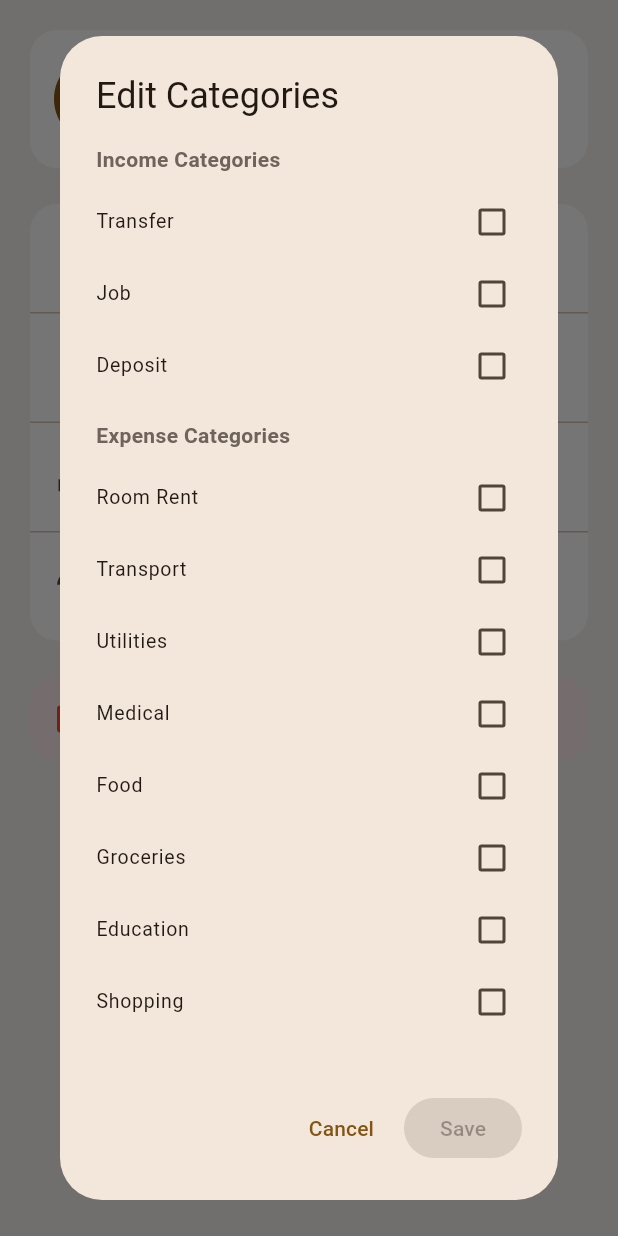
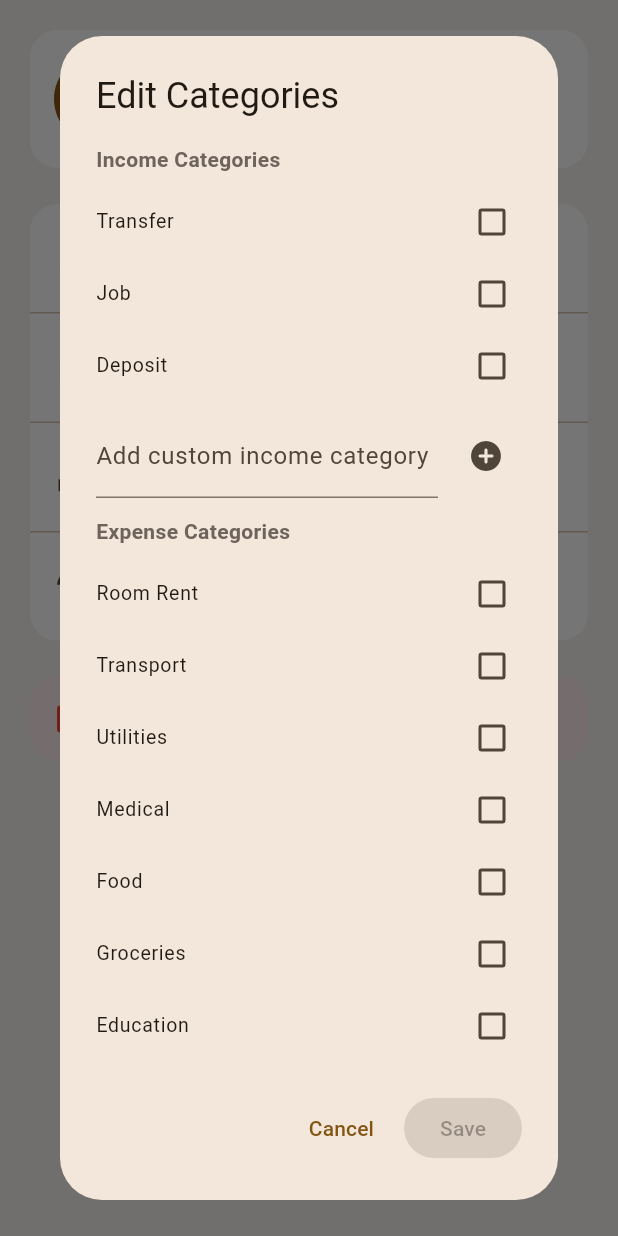
Before and after one commit to ManoharNaidu/MyExpenses-Apk, a Flutter app: the SettingsPage widget shown alone on an empty page, opened directly, after a tap on "Edit Categories", on a phone screen of 412 x 824 dp. Run offline on Flutter 3.47's test engine with Material 3 defaults, Android fonts, the phone set to English and light mode, and no system bars; our stand-ins replace connectivity_plus, file_picker, fl_chart, flutter_dotenv, flutter_local_notifications, flutter_secure_storage and 1 more; missing offline and left inert: file_saver; accounts and stored records are empty.

Commit message:
- removed some unnecessary things - added to add custom categories in settings page

```diff
--- a/lib/pages/main/settings_page.dart
+++ b/lib/pages/main/settings_page.dart
@@ -352,6 +352,8 @@ class _SettingsPageState extends State<SettingsPage> {
     List<String> currentIncomeCategories,
     List<String> currentExpenseCategories,
   ) {
+    final incomeCtrl = TextEditingController();
+    final expenseCtrl = TextEditingController();
     final selectedIncome = Set<String>.from(currentIncomeCategories);
     final selectedExpense = Set<String>.from(currentExpenseCategories);
     final incomeOptions = {
@@ -396,6 +398,45 @@ class _SettingsPageState extends State<SettingsPage> {
                     },
                   );
                 }),
+                const SizedBox(height: 8),
+                Row(
+                  children: [
+                    Expanded(
+                      child: TextField(
+                        controller: incomeCtrl,
+                        decoration: const InputDecoration(
+                          labelText: "Add custom income category",
+                        ),
+                        onSubmitted: (_) {
+                          final value = incomeCtrl.text.trim();
+                          if (value.isEmpty) return;
+                          setState(() {
+                            if (!incomeOptions.contains(value)) {
+                              incomeOptions.add(value);
+                            }
+                            selectedIncome.add(value);
+                            incomeCtrl.clear();
+                          });
+                        },
+                      ),
+                    ),
+                    const SizedBox(width: 8),
+                    IconButton(
+                      onPressed: () {
+                        final value = incomeCtrl.text.trim();
+                        if (value.isEmpty) return;
+                        setState(() {
+                          if (!incomeOptions.contains(value)) {
+                            incomeOptions.add(value);
+                          }
+                          selectedIncome.add(value);
+                          incomeCtrl.clear();
+                        });
+                      },
+                      icon: const Icon(Icons.add_circle_rounded),
+                    ),
+                  ],
+                ),
                 const SizedBox(height: 12),
                 const Text(
                   "Expense Categories",
@@ -420,6 +461,45 @@ class _SettingsPageState extends State<SettingsPage> {
                     },
                   );
                 }),
+                const SizedBox(height: 8),
+                Row(
+                  children: [
+                    Expanded(
+                      child: TextField(
+                        controller: expenseCtrl,
+                        decoration: const InputDecoration(
+                          labelText: "Add custom expense category",
+                        ),
+                        onSubmitted: (_) {
+                          final value = expenseCtrl.text.trim();
+                          if (value.isEmpty) return;
+                          setState(() {
+                            if (!expenseOptions.contains(value)) {
+                              expenseOptions.add(value);
+                            }
+                            selectedExpense.add(value);
+                            expenseCtrl.clear();
+                          });
+                        },
+                      ),
+                    ),
+                    const SizedBox(width: 8),
+                    IconButton(
+                      onPressed: () {
+                        final value = expenseCtrl.text.trim();
+                        if (value.isEmpty) return;
+                        setState(() {
+                          if (!expenseOptions.contains(value)) {
+                            expenseOptions.add(value);
+                          }
+                          selectedExpense.add(value);
+                          expenseCtrl.clear();
+                        });
+                      },
+                      icon: const Icon(Icons.add_circle_rounded),
+                    ),
+                  ],
+                ),
               ],
             ),
           ),
@@ -463,7 +543,10 @@ class _SettingsPageState extends State<SettingsPage> {
           ],
         ),
       ),
-    );
+    ).whenComplete(() {
+      incomeCtrl.dispose();
+      expenseCtrl.dispose();
+    });
   }
 
   void _showLogoutDialog(BuildContext context) {
```
Also changed, not shown: lib/pages/main/main_scaffold.dart (+3 -9 lines).
